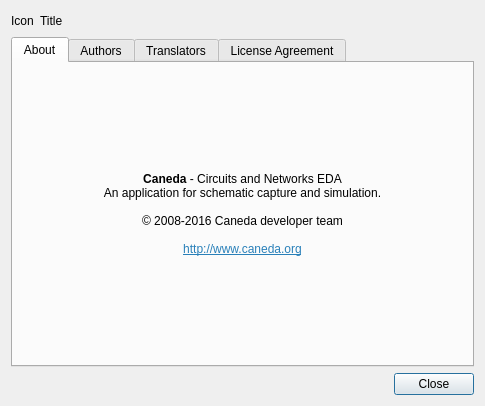
First picture: the form in src/dialogs/aboutdialog.ui, repository Caneda/Caneda, before the edit.
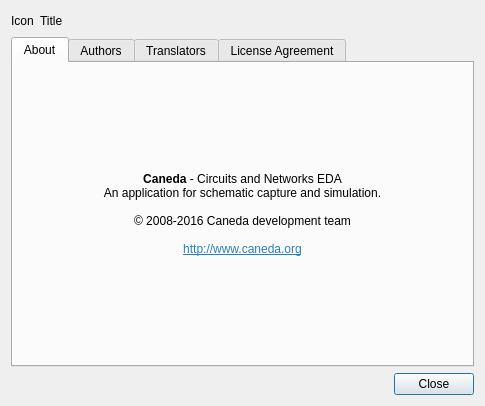
Second picture: the form after the edit.

Commit message: Updated about dialog mails.

The edit to the form file:
```diff
--- a/src/dialogs/aboutdialog.ui
+++ b/src/dialogs/aboutdialog.ui
@@ -67,7 +67,7 @@
        <item>
         <widget class="QLabel" name="labelAbout">
          <property name="text">
-          <string>&lt;html&gt;&lt;head/&gt;&lt;body&gt;&lt;p&gt;&lt;span style=&quot; font-weight:600;&quot;&gt;Caneda&lt;/span&gt; - Circuits and Networks EDA&lt;br/&gt;An application for schematic capture and simulation.&lt;br/&gt;&lt;br/&gt;© 2008-2016 Caneda developer team&lt;br/&gt;&lt;br/&gt;&lt;a href=&quot;http://www.caneda.org&quot;&gt;&lt;span style=&quot; text-decoration: underline; color:#2980b9;&quot;&gt;http://www.caneda.org&lt;/span&gt;&lt;/a&gt;&lt;/p&gt;&lt;/body&gt;&lt;/html&gt;</string>
+          <string>&lt;html&gt;&lt;head/&gt;&lt;body&gt;&lt;p&gt;&lt;span style=&quot; font-weight:600;&quot;&gt;Caneda&lt;/span&gt; - Circuits and Networks EDA&lt;br/&gt;An application for schematic capture and simulation.&lt;br/&gt;&lt;br/&gt;© 2008-2016 Caneda development team&lt;br/&gt;&lt;br/&gt;&lt;a href=&quot;http://www.caneda.org&quot;&gt;&lt;span style=&quot; text-decoration: underline; color:#2980b9;&quot;&gt;http://www.caneda.org&lt;/span&gt;&lt;/a&gt;&lt;/p&gt;&lt;/body&gt;&lt;/html&gt;</string>
          </property>
          <property name="textFormat">
           <enum>Qt::RichText</enum>
```
Left out of the diff: 4 changed lines with no effect on the pictures.
